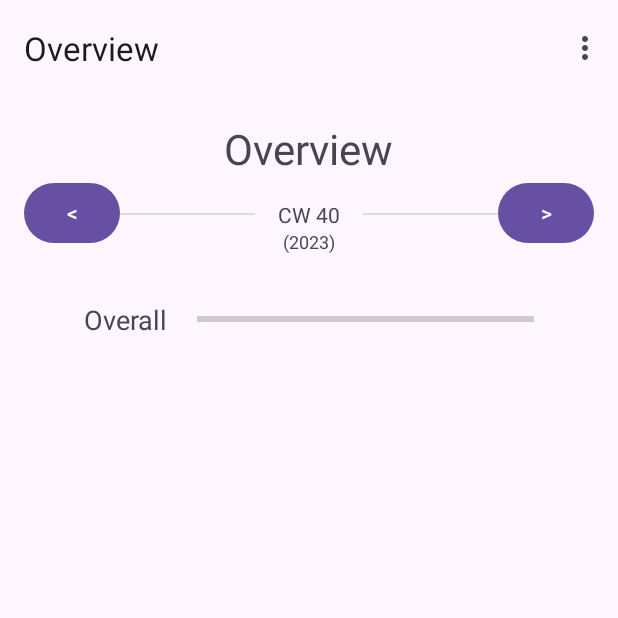
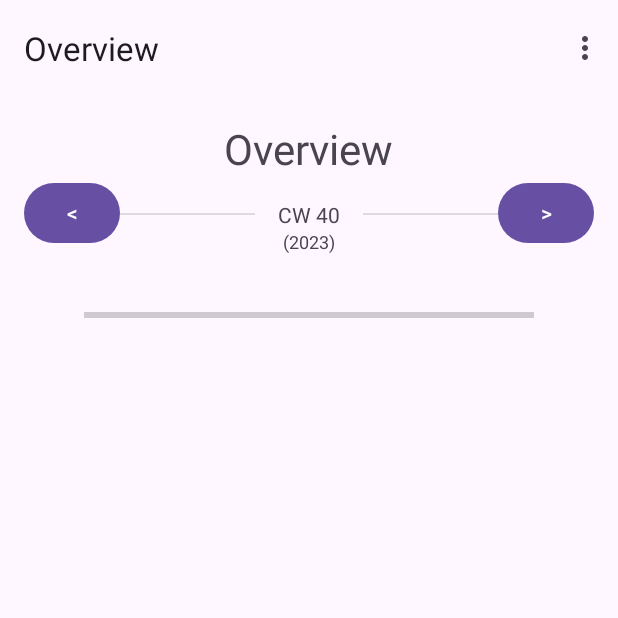
Before and after one commit to S1n93r/BodyGoals, an Android app: the screen it shows after launch (MainActivity), on a phone screen of 412 x 824 dp, the top half of it. Run offline under Robolectric (Android 15) with nearby library versions, the phone set to English and light mode, and no system bars; our stand-ins replace navigation-ui; libraries missing offline, so code that uses them is left out: java8.util.

Commit message:
view structures of overview and weekly log synchronized

```diff
--- a/app/src/main/res/layout/fragment_overview.xml
+++ b/app/src/main/res/layout/fragment_overview.xml
@@ -82,11 +82,17 @@
         android:id="@+id/overallBox"
         android:layout_width="300dp"
         android:layout_height="wrap_content"
-        android:layout_marginTop="48dp"
         android:orientation="horizontal"
+        android:layout_marginTop="80dp"
         app:layout_constraintEnd_toEndOf="parent"
         app:layout_constraintStart_toStartOf="parent"
-        app:layout_constraintTop_toBottomOf="@+id/calendar_week_Text">
+        app:layout_constraintTop_toBottomOf="@+id/title_text">
+
+        <ProgressBar
+            android:id="@+id/overall_progressBar"
+            style="?android:attr/progressBarStyleHorizontal"
+            android:layout_width="match_parent"
+            android:layout_height="match_parent" />
 
         <TextView
             android:id="@+id/overallText"
@@ -94,12 +100,6 @@
             android:layout_height="wrap_content"
             android:text="@string/overall"
             android:textSize="18sp" />
-
-        <ProgressBar
-            android:id="@+id/overall_progressBar"
-            style="?android:attr/progressBarStyleHorizontal"
-            android:layout_width="match_parent"
-            android:layout_height="match_parent" />
 
     </LinearLayout>
 
```
